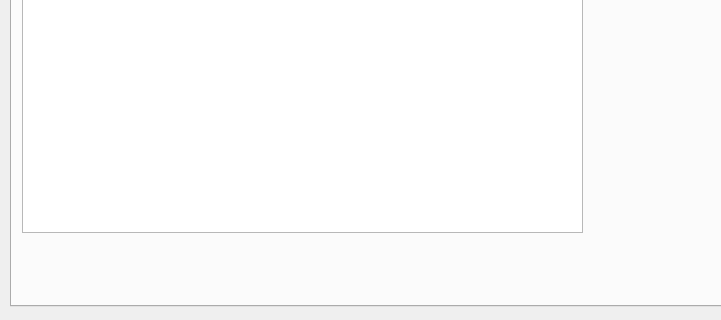
This is window.ui in aayushdhiman/hoohacks2021 as Qt 5 draws it before an edit; both pictures show x 0 to 721 and y 523 to 843 of the 1012 by 843 pixel window. The edited form follows.
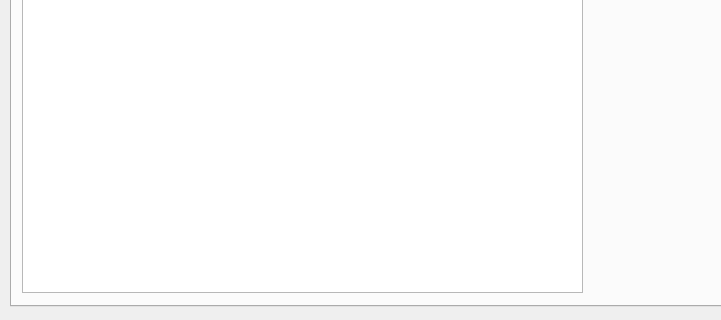
This is the edited form. The open tabs and pages were chosen to show the change.

Commit message: Fix spacing in budget tab

Diff of the .ui file:
```diff
--- a/window.ui
+++ b/window.ui
@@ -1195,7 +1195,7 @@
         <x>10</x>
         <y>10</y>
         <width>561</width>
-        <height>611</height>
+        <height>671</height>
        </rect>
       </property>
       <property name="editTriggers">
```
The commit also changes 1 other file.
